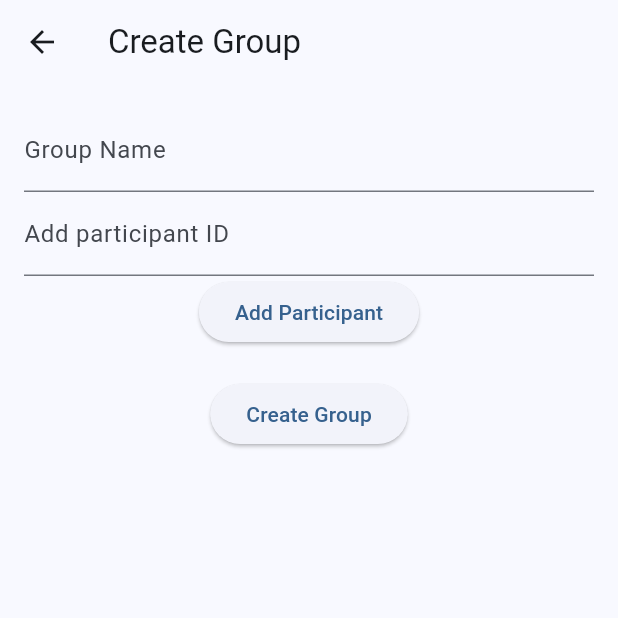
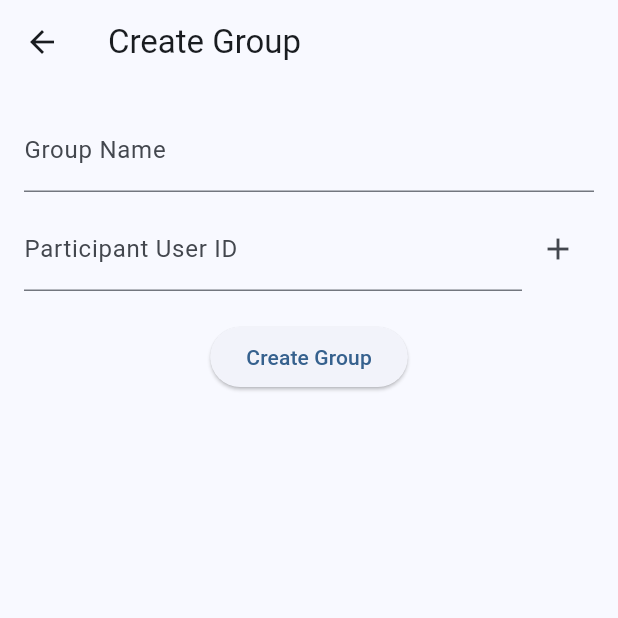
Before and after one commit to AdarshShukla1001/chat_app, a Flutter app: the CreateGroupPage screen opened by its route, on a phone screen of 412 x 824 dp, the top half of it. Run offline on Flutter 3.47's test engine with Material 3 defaults, Android fonts, the phone set to English and light mode, and no system bars; our stand-ins replace get, shared_preferences, socket_io_client; accounts and stored records are empty; network calls fail; statements that could not run were skipped.

```diff
--- a/mobile/chat_app/lib/archive/screens/chat_screen.dart
+++ b/mobile/chat_app/lib/archive/screens/chat_screen.dart
@@ -3,7 +3,7 @@
 import 'package:flutter/material.dart';
 
 class ChatScreen extends StatefulWidget {
-  //  const ChatScreen({super.key, required this.groupId});
+  const ChatScreen({super.key});
 
   @override
   State<ChatScreen> createState() => _ChatScreenState();
--- /dev/null
+++ b/mobile/chat_app/lib/models/group_model.dart
@@ -0,0 +1,54 @@
+// lib/data/models/group_model.dart
+class GroupModel {
+  final String id;
+  final String name;
+  final bool isGroup;
+  final List<String> participants;
+  final String? image;
+  final String? description;
+  final String? createdBy;
+  final List<String> admins;
+
+  GroupModel({
+    required this.id,
+    required this.name,
+    required this.isGroup,
+    required this.participants,
+    this.image,
+    this.description,
+    this.createdBy,
+    this.admins = const [],
+  });
+
+  factory GroupModel.fromJson(Map<String, dynamic> json) {
+    return GroupModel(
+      id: json['_id'],
+      name: json['name'] ?? '',
+      isGroup: json['isGroup'] ?? true,
+      participants: (json['participants'] as List).map((p) {
+        if (p is String) return p;
+        if (p is Map && p.containsKey('_id')) return p['_id'];
+        return '';
+      }).where((id) => id.isNotEmpty).cast<String>().toList(),
+      image: json['image'],
+      description: json['description'],
+      createdBy: json['createdBy'] is String ? json['createdBy'] : json['createdBy']?['_id'],
+      admins: (json['admins'] as List).map((a) {
+        if (a is String) return a;
+        if (a is Map && a.containsKey('_id')) return a['_id'];
+        return '';
+      }).where((id) => id.isNotEmpty).cast<String>().toList(),
+    );
+  }
+
+  Map<String, dynamic> toJson() => {
+        '_id': id,
+        'name': name,
+        'isGroup': isGroup,
+        'participants': participants,
+        'image': image,
+        'description': description,
+        'createdBy': createdBy,
+        'admins': admins,
+      };
+}
--- a/mobile/chat_app/lib/screen/create_group/page/create_group_page.dart
+++ b/mobile/chat_app/lib/screen/create_group/page/create_group_page.dart
@@ -21,22 +21,52 @@ class CreateGroupPage extends StatelessWidget {
             TextField(
               controller: nameController,
               decoration: InputDecoration(labelText: "Group Name"),
+              onChanged: (val) => controller.name.value = val,
             ),
-            Obx(() => Column(children: controller.participants.map((e) => ListTile(title: Text(e))).toList())),
-            TextField(
-              controller: participantController,
-              decoration: InputDecoration(labelText: "Add participant ID"),
+            const SizedBox(height: 10),
+            Obx(
+              () => Column(
+                children: controller.participants
+                    .map(
+                      (id) => ListTile(
+                        title: Text(id),
+                        trailing: IconButton(
+                          icon: Icon(Icons.delete, color: Colors.red),
+                          onPressed: () => controller.participants.remove(id),
+                        ),
+                      ),
+                    )
+                    .toList(),
+              ),
             ),
+            Row(
+              children: [
+                Expanded(
+                  child: TextField(
+                    controller: participantController,
+                    decoration: InputDecoration(labelText: "Participant User ID"),
+                  ),
+                ),
+                IconButton(
+                  icon: Icon(Icons.add),
+                  onPressed: () {
+                    final id = participantController.text.trim();
+                    if (id.isNotEmpty && !controller.participants.contains(id)) {
+                      controller.participants.add(id);
+                      participantController.clear();
+                    }
+                  },
+                ),
+              ],
+            ),
+            const SizedBox(height: 20),
             ElevatedButton(
               onPressed: () {
                 controller.name.value = nameController.text;
-                controller.participants.add(participantController.text);
-                participantController.clear();
+                controller.createGroup();
               },
-              child: Text("Add Participant"),
+              child: Text("Create Group"),
             ),
-            SizedBox(height: 20),
-            ElevatedButton(onPressed: controller.createGroup, child: Text("Create Group")),
           ],
         ),
       ),
```
Also changed, not shown: mobile/chat_app/lib/models/message_model.dart (added, +62 -0 lines), mobile/chat_app/lib/models/user_model.dart (added, +32 -0 lines), mobile/chat_app/lib/screen/chat/controller/chat_controller.dart (+58 -16 lines), mobile/chat_app/lib/screen/chat/page/chat_page.dart (+61 -15 lines), mobile/chat_app/lib/screen/create_group/controller/group_controller.dart (+17 -5 lines), mobile/chat_app/lib/service/api_service.dart (+9 -14 lines), mobile/chat_app/lib/service/socket_service.dart (+9 -16 lines), mobile/chat_app/lib/main.dart (line endings or trailing spaces), 3 other files.
